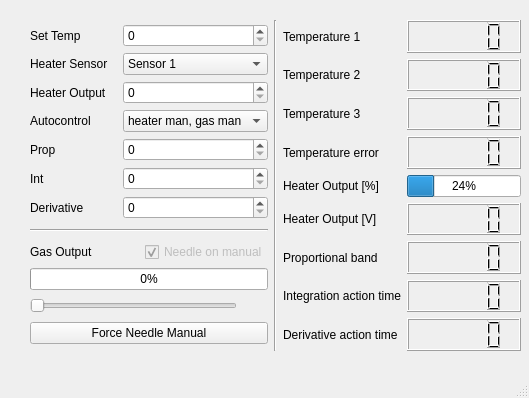
Before: the Qt Designer form Oxford/ITC_control.ui in Cryostat-GUI/Cryostat-GUI, drawn with Qt 5.
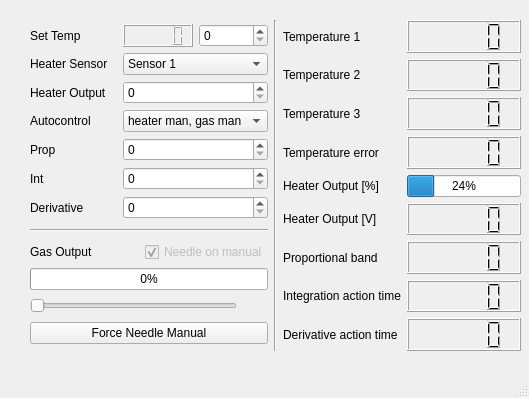
After: the same form once the commit is applied.

Commit message: ITC Window updates

```diff
--- a/Oxford/ITC_control.ui
+++ b/Oxford/ITC_control.ui
@@ -34,9 +34,6 @@
          <property name="spacing">
           <number>6</number>
          </property>
-         <item row="0" column="1">
-          <widget class="QSpinBox" name="spinBox"/>
-         </item>
          <item row="0" column="0">
           <widget class="QLabel" name="label">
            <property name="text">
@@ -139,7 +136,17 @@
           </widget>
          </item>
          <item row="6" column="1">
-          <widget class="QSpinBox" name="spinBox_4"/>
+          <widget class="QSpinBox" name="spinsetPIDerivative"/>
+         </item>
+         <item row="0" column="1">
+          <layout class="QHBoxLayout" name="horizontalLayout_3">
+           <item>
+            <widget class="QLCDNumber" name="lcdTemp_set"/>
+           </item>
+           <item>
+            <widget class="QSpinBox" name="spin_setTemp"/>
+           </item>
+          </layout>
          </item>
         </layout>
        </item>
```
Left out of the diff: 44 changed lines with no effect on the pictures. The commit also changes 3 other files.
